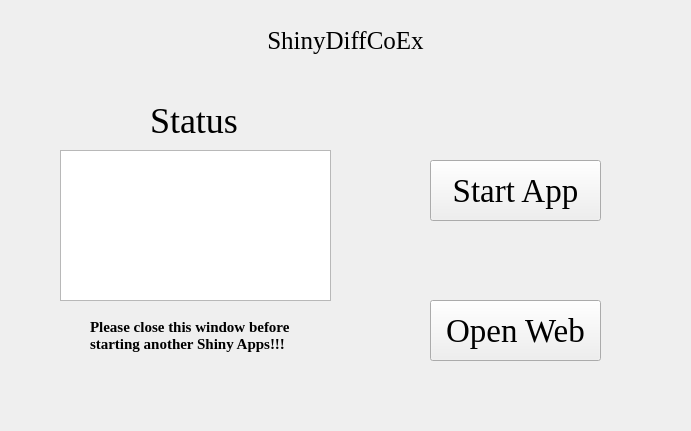
The window that ShinyDiffCoEx.ui (hzaurzli/MicroWorldOmics) describes before a commit, drawn with Qt 5.
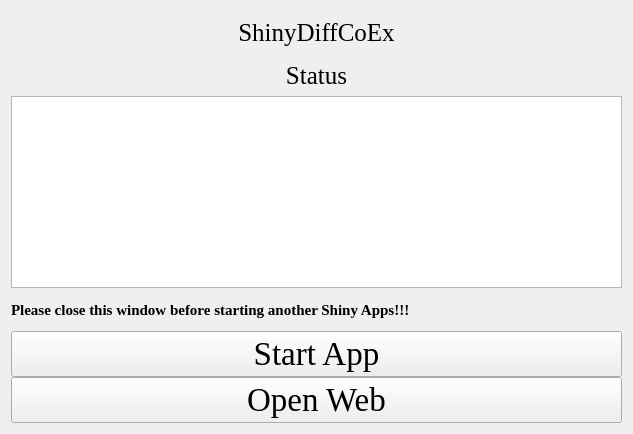
The same window after the commit. Icons and pictures are not drawn.

The edit to the form file:
```diff
--- a/ShinyDiffCoEx.ui
+++ b/ShinyDiffCoEx.ui
@@ -6,8 +6,8 @@
    <rect>
     <x>0</x>
     <y>0</y>
-    <width>691</width>
-    <height>431</height>
+    <width>633</width>
+    <height>434</height>
    </rect>
   </property>
   <property name="windowTitle">
@@ -16,28 +16,17 @@
   <property name="styleSheet">
    <string notr="true">background-image: url(D:/tools/Pycharm/pyqt/logo/backgroundpage.png)</string>
   </property>
-  <widget class="QTextBrowser" name="textBrowser">
-   <property name="geometry">
-    <rect>
-     <x>60</x>
-     <y>150</y>
-     <width>271</width>
-     <height>151</height>
-    </rect>
+  <layout class="QGridLayout" name="gridLayout_4">
+   <property name="verticalSpacing">
+    <number>0</number>
    </property>
-   <property name="styleSheet">
-    <string notr="true">background-image: url(D:/tools/Pycharm/pyqt/logo/white.png)</string>
-   </property>
-  </widget>
+   <item row="0" column="0">
+    <layout class="QGridLayout" name="gridLayout_5">
+     <property name="verticalSpacing">
+      <number>0</number>
+     </property>
+     <item row="0" column="0" colspan="3">
   <widget class="QLabel" name="label">
-   <property name="geometry">
-    <rect>
-     <x>230</x>
-     <y>20</y>
-     <width>231</width>
-     <height>41</height>
-    </rect>
-   </property>
    <property name="font">
     <font>
      <family>Times New Roman</family>
@@ -51,75 +40,32 @@
     <set>Qt::AlignCenter</set>
    </property>
   </widget>
-  <widget class="QLabel" name="label_2">
-   <property name="geometry">
-    <rect>
-     <x>150</x>
-     <y>100</y>
-     <width>101</width>
-     <height>41</height>
-    </rect>
-   </property>
+     </item>
+     <item row="3" column="0" colspan="3">
+      <widget class="QLabel" name="label_4">
    <property name="font">
     <font>
      <family>Times New Roman</family>
-     <pointsize>27</pointsize>
+         <pointsize>19</pointsize>
     </font>
    </property>
    <property name="text">
     <string>Status</string>
    </property>
    <property name="alignment">
-    <set>Qt::AlignLeading|Qt::AlignLeft|Qt::AlignVCenter</set>
-   </property>
-  </widget>
-  <widget class="QPushButton" name="pushButton">
-   <property name="geometry">
-    <rect>
-     <x>430</x>
-     <y>160</y>
-     <width>171</width>
-     <height>61</height>
-    </rect>
-   </property>
-   <property name="font">
-    <font>
-     <family>Times New Roman</family>
-     <pointsize>25</pointsize>
-    </font>
-   </property>
-   <property name="text">
-    <string>Start App</string>
-   </property>
-  </widget>
-  <widget class="QPushButton" name="pushButton_2">
-   <property name="geometry">
-    <rect>
-     <x>430</x>
-     <y>300</y>
-     <width>171</width>
-     <height>61</height>
-    </rect>
-   </property>
-   <property name="font">
-    <font>
-     <family>Times New Roman</family>
-     <pointsize>25</pointsize>
-    </font>
-   </property>
-   <property name="text">
-    <string>Open Web</string>
-   </property>
-  </widget>
+        <set>Qt::AlignCenter</set>
+       </property>
+      </widget>
+     </item>
+     <item row="5" column="0" rowspan="2" colspan="3">
+      <widget class="QTextBrowser" name="textBrowser">
+       <property name="styleSheet">
+        <string notr="true">background-image: url(D:/Documents/Desktop/white.png)</string>
+       </property>
+      </widget>
+     </item>
+     <item row="7" column="0" colspan="3">
   <widget class="QLabel" name="label_3">
-   <property name="geometry">
-    <rect>
-     <x>90</x>
-     <y>310</y>
-     <width>211</width>
-     <height>51</height>
-    </rect>
-   </property>
    <property name="font">
     <font>
      <family>Times New Roman</family>
@@ -129,10 +75,39 @@
     </font>
    </property>
    <property name="text">
-    <string>Please close this window before
-starting another Shiny Apps!!!</string>
-   </property>
-  </widget>
+        <string>Please close this window before starting another Shiny Apps!!!</string>
+       </property>
+      </widget>
+     </item>
+     <item row="8" column="0" colspan="3">
+      <widget class="QPushButton" name="pushButton">
+       <property name="font">
+        <font>
+         <family>Times New Roman</family>
+         <pointsize>25</pointsize>
+        </font>
+       </property>
+       <property name="text">
+        <string>Start App</string>
+       </property>
+      </widget>
+     </item>
+     <item row="9" column="0" colspan="3">
+      <widget class="QPushButton" name="pushButton_2">
+       <property name="font">
+        <font>
+         <family>Times New Roman</family>
+         <pointsize>25</pointsize>
+        </font>
+       </property>
+       <property name="text">
+        <string>Open Web</string>
+       </property>
+      </widget>
+     </item>
+    </layout>
+   </item>
+  </layout>
  </widget>
  <resources/>
  <connections/>
```
Left out of the diff: 2 changed lines with no effect on the pictures. Lines whose indentation alone changed are shown as unchanged.
